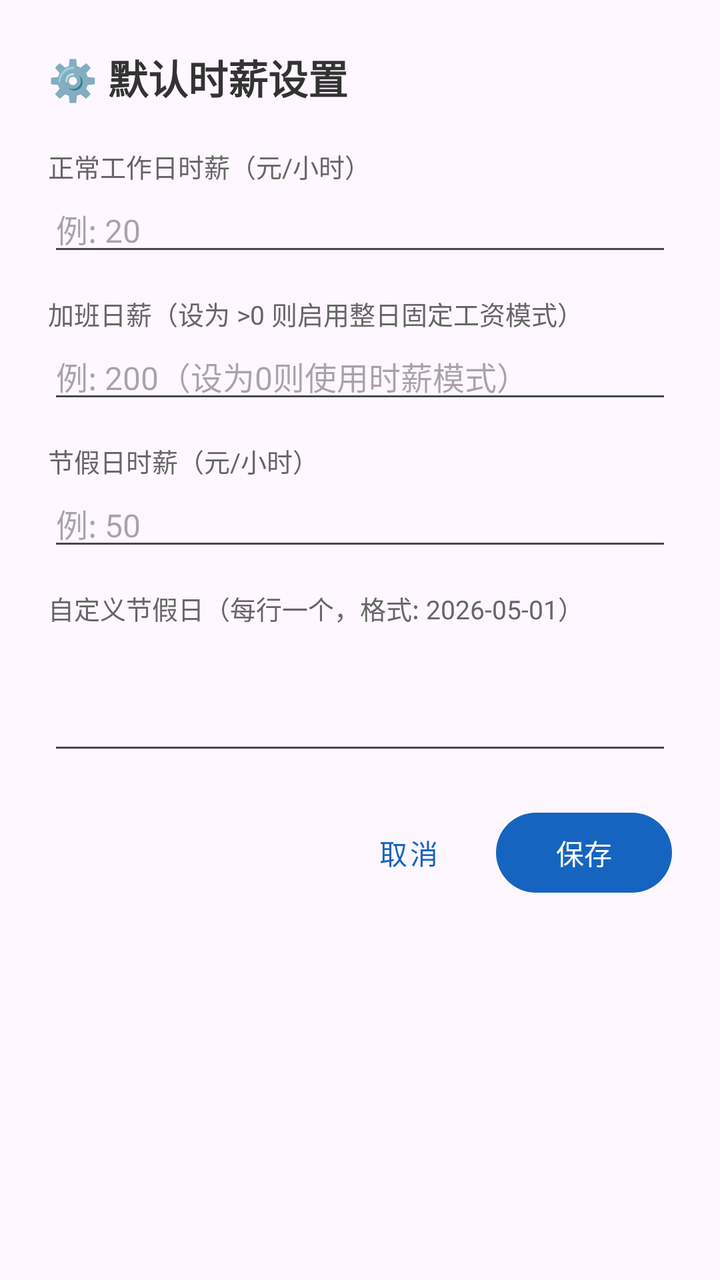
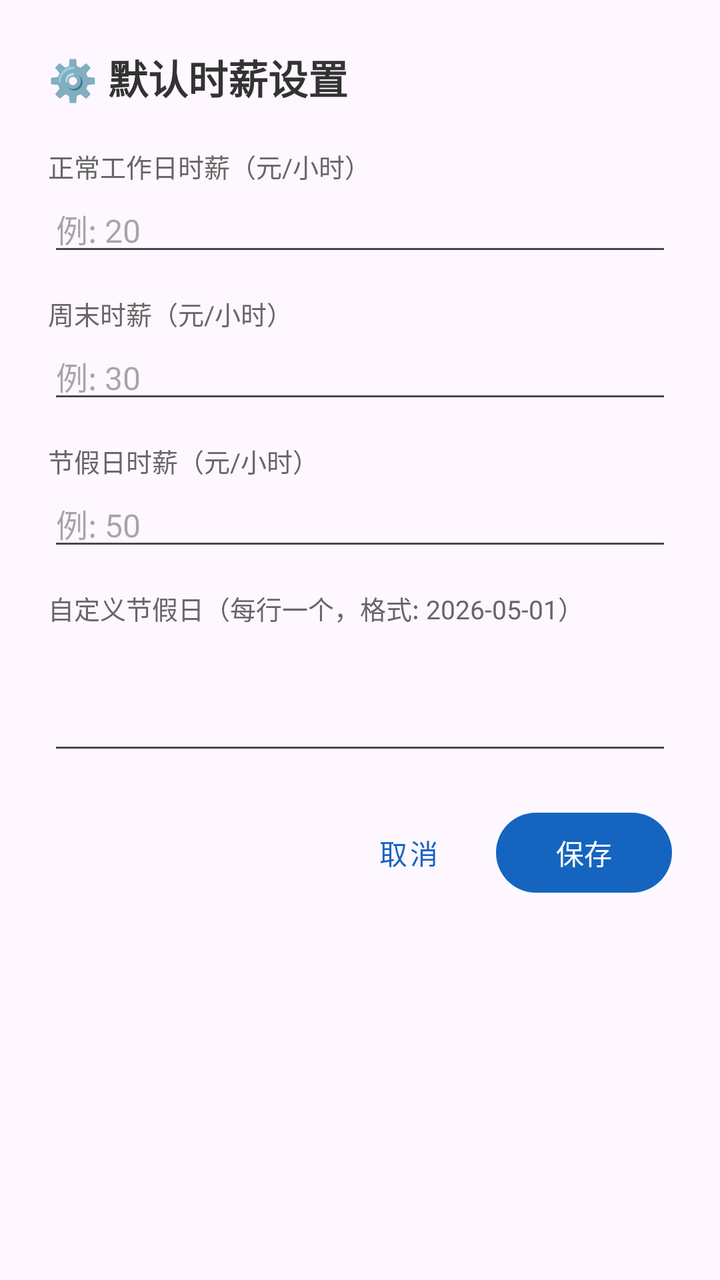

Compare the two renders of this Android layout. The source of the first and the diff that turns it into the second are given below.
<!-- AndroidManifest.xml: application theme Theme.SalaryCalc -->
<!-- res/layout/dialog_settings.xml -->
<?xml version="1.0" encoding="utf-8"?>
<ScrollView xmlns:android="http://schemas.android.com/apk/res/android"
    android:layout_width="match_parent"
    android:layout_height="wrap_content">
    <LinearLayout
        android:layout_width="match_parent"
        android:layout_height="wrap_content"
        android:orientation="vertical"
        android:padding="24dp">

        <TextView android:layout_width="wrap_content" android:layout_height="wrap_content"
            android:text="⚙️ 默认时薪设置" android:textSize="20sp" android:textStyle="bold"
            android:textColor="#333" android:layout_marginBottom="20dp"/>

        <TextView android:layout_width="wrap_content" android:layout_height="wrap_content"
            android:text="正常工作日时薪（元/小时）" android:textSize="13sp" android:textColor="#666"/>
        <EditText android:id="@+id/et_normal_rate"
            android:layout_width="match_parent" android:layout_height="wrap_content"
            android:inputType="numberDecimal" android:hint="例: 20" android:textSize="16sp"
            android:layout_marginBottom="14dp"/>

        <TextView android:layout_width="wrap_content" android:layout_height="wrap_content"
            android:text="加班日薪（设为 >0 则启用整日固定工资模式）" android:textSize="13sp" android:textColor="#666"/>
        <EditText android:id="@+id/et_daily_rate"
            android:layout_width="match_parent" android:layout_height="wrap_content"
            android:inputType="numberDecimal" android:hint="例: 200（设为0则使用时薪模式）" android:textSize="16sp"
            android:layout_marginBottom="14dp"/>

        <TextView android:layout_width="wrap_content" android:layout_height="wrap_content"
            android:text="节假日时薪（元/小时）" android:textSize="13sp" android:textColor="#666"/>
        <EditText android:id="@+id/et_holiday_rate"
            android:layout_width="match_parent" android:layout_height="wrap_content"
            android:inputType="numberDecimal" android:hint="例: 50" android:textSize="16sp"
            android:layout_marginBottom="14dp"/>

        <TextView android:layout_width="wrap_content" android:layout_height="wrap_content"
            android:text="自定义节假日（每行一个，格式: 2026-05-01）" android:textSize="13sp" android:textColor="#666"/>
        <EditText android:id="@+id/et_holidays"
            android:layout_width="match_parent" android:layout_height="wrap_content"
            android:inputType="textMultiLine" android:minLines="3" android:hint=""
            android:textSize="14sp" android:layout_marginBottom="20dp"/>

        <LinearLayout
            android:layout_width="match_parent"
            android:layout_height="wrap_content"
            android:orientation="horizontal"
            android:gravity="end">
            <Button android:id="@+id/btn_cancel"
                android:layout_width="wrap_content" android:layout_height="wrap_content"
                android:text="取消" style="@style/Widget.MaterialComponents.Button.TextButton"/>
            <Button android:id="@+id/btn_save"
                android:layout_width="wrap_content" android:layout_height="wrap_content"
                android:text="保存"/>
        </LinearLayout>
    </LinearLayout>
</ScrollView>
<!-- resources referenced by this layout -->
<resources>
  <style name="Theme.SalaryCalc" parent="Theme.Material3.Light.NoActionBar">
          <item name="colorPrimary">@color/primary</item>
          <item name="colorPrimaryDark">@color/primary_dark</item>
          <item name="colorAccent">@color/accent</item>
          <item name="android:statusBarColor">@color/primary_dark</item>
      </style>
  <color name="primary">#1565C0</color>
  <color name="primary_dark">#0D47A1</color>
  <color name="accent">#2196F3</color>
</resources>

<!-- the commit's change to res/layout/dialog_settings.xml (unified diff, before → after) -->
@@ -20,10 +20,10 @@
             android:layout_marginBottom="14dp"/>
 
         <TextView android:layout_width="wrap_content" android:layout_height="wrap_content"
-            android:text="加班日薪（设为 >0 则启用整日固定工资模式）" android:textSize="13sp" android:textColor="#666"/>
-        <EditText android:id="@+id/et_daily_rate"
+            android:text="周末时薪（元/小时）" android:textSize="13sp" android:textColor="#666"/>
+        <EditText android:id="@+id/et_weekend_rate"
             android:layout_width="match_parent" android:layout_height="wrap_content"
-            android:inputType="numberDecimal" android:hint="例: 200（设为0则使用时薪模式）" android:textSize="16sp"
+            android:inputType="numberDecimal" android:hint="例: 30" android:textSize="16sp"
             android:layout_marginBottom="14dp"/>
 
         <TextView android:layout_width="wrap_content" android:layout_height="wrap_content"
